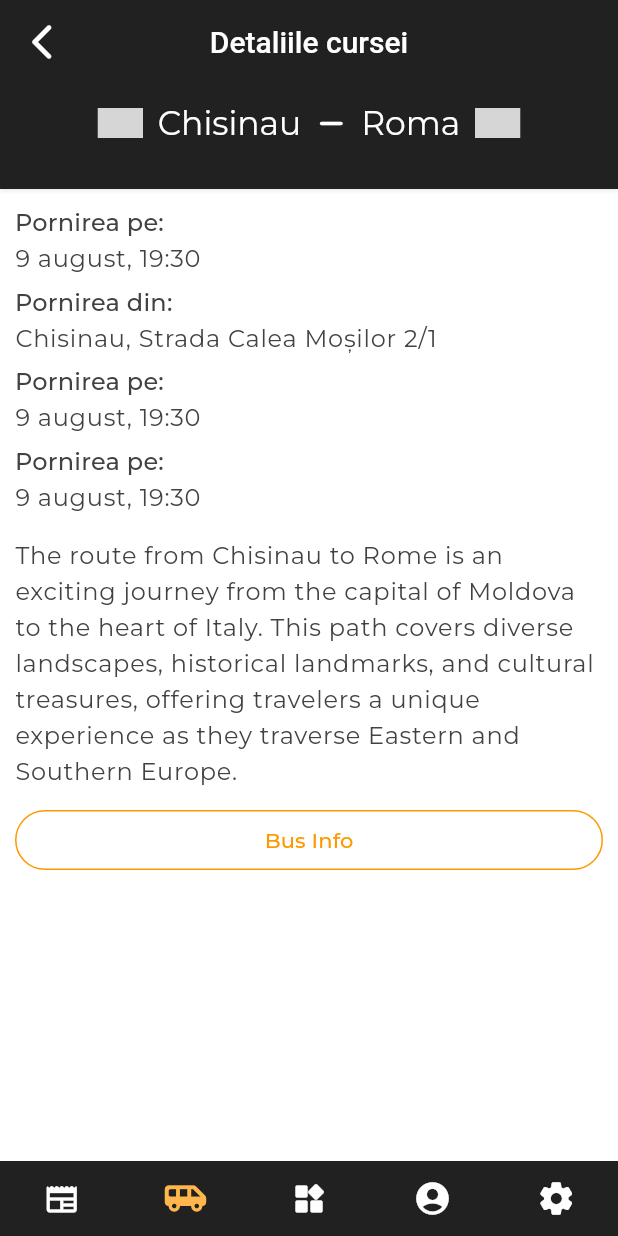
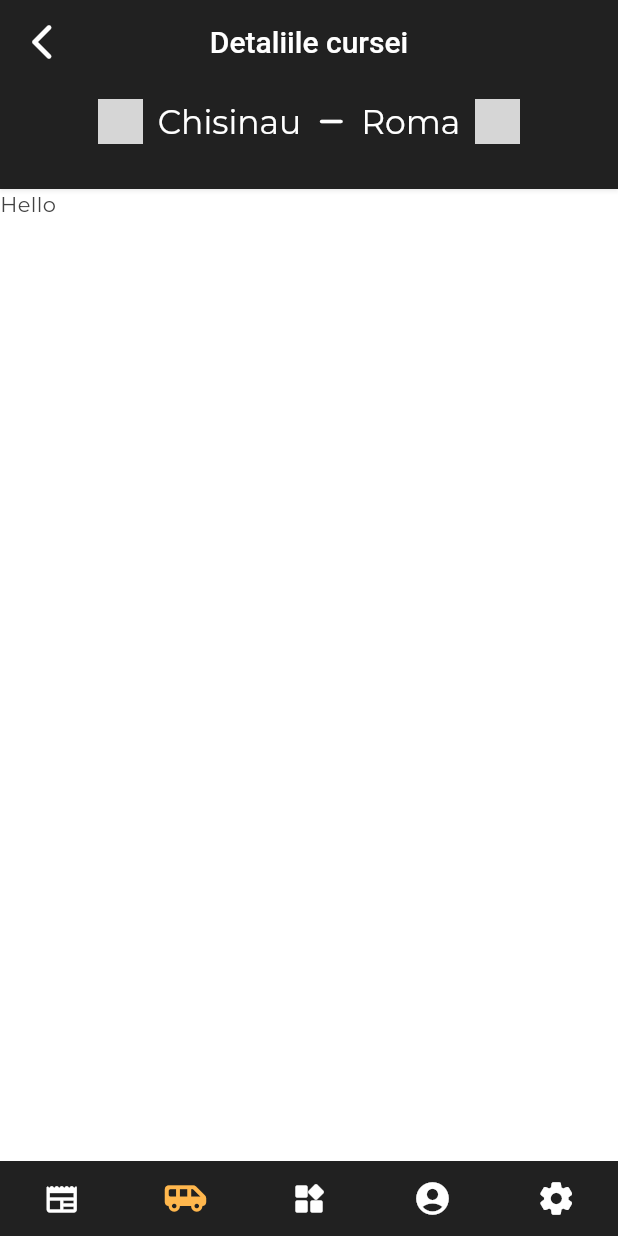
Before and after one commit to moldbee/mobile-app, a Flutter app: the RoutesScreen screen opened by its route, after a tap on "Chisinaul", on a phone screen of 412 x 824 dp. Run offline on Flutter 3.47's test engine with Material 3 defaults, Android fonts, the phone set to English and light mode, and no system bars; our stand-ins replace accordion, cached_network_image, flutter_dotenv, flutter_hooks, flutter_linkify, font_awesome_flutter and 7 more; missing offline and left inert: flag, timeago_flutter, very_good_infinite_list; accounts and stored records are empty; generated files the repository leaves out were written again; network calls fail; grey boxes are pictures that could not be loaded.

Commit message:
fix performance issue in search ticket screen

```diff
--- a/app/lib/features/transport/screens/search_tickets.dart
+++ b/app/lib/features/transport/screens/search_tickets.dart
@@ -16,7 +16,6 @@ class RoutesScreen extends StatelessWidget {
         title: Text(loc!.routes),
       ),
       body: ListView.separated(
-          shrinkWrap: true,
           padding: const EdgeInsets.all(10),
           itemCount: items.length,
           itemBuilder: (context, index) => const RouteTicketCard(),
--- a/app/lib/features/transport/widgets/ticket_card.dart
+++ b/app/lib/features/transport/widgets/ticket_card.dart
@@ -1,4 +1,3 @@
-import 'package:country_flags/country_flags.dart';
 import 'package:flutter/material.dart';
 import 'package:go_router/go_router.dart';
 import 'package:smart_city/features/transport/widgets/ticket_details.dart';
@@ -27,16 +26,18 @@ class RouteTicketCard extends StatelessWidget {
                     alignment: WrapAlignment.center,
                     crossAxisAlignment: WrapCrossAlignment.center,
                     children: [
-                      CountryFlag.fromCountryCode(
-                        'MD',
+                      Image.network(
+                        'https://flagsapi.com/MD/flat/64.png',
                         width: 20,
-                        height: 12,
                       ),
                       Text(
                         'Chisinaul',
                         style: Theme.of(context).textTheme.titleMedium,
                       ),
                     ],
+                  ),
+                  const SizedBox(
+                    height: 8,
                   ),
                   Text(
                     '6 august 19:30',
@@ -46,7 +47,7 @@ class RouteTicketCard extends StatelessWidget {
                         .copyWith(color: Colors.grey),
                   ),
                   const SizedBox(
-                    height: 6,
+                    height: 10,
                   ),
                   Wrap(
                     spacing: 5,
@@ -92,12 +93,14 @@ class RouteTicketCard extends StatelessWidget {
                         'Rome',
                         style: Theme.of(context).textTheme.titleMedium,
                       ),
-                      CountryFlag.fromCountryCode(
-                        'IT',
+                      Image.network(
+                        'https://flagsapi.com/IT/flat/64.png',
                         width: 20,
-                        height: 12,
                       ),
                     ],
+                  ),
+                  const SizedBox(
+                    height: 8,
                   ),
                   Text(
                     '6 august 19:30',
@@ -107,7 +110,7 @@ class RouteTicketCard extends StatelessWidget {
                         .copyWith(color: Colors.grey),
                   ),
                   const SizedBox(
-                    height: 6,
+                    height: 10,
                   ),
                   Container(
                     padding:
--- a/app/lib/features/transport/widgets/ticket_details.dart
+++ b/app/lib/features/transport/widgets/ticket_details.dart
@@ -1,9 +1,5 @@
-import 'package:country_flags/country_flags.dart';
 import 'package:flutter/material.dart';
-import 'package:get/get.dart';
-import 'package:path/path.dart';
 import 'package:smart_city/l10n/main.dart';
-import 'package:smart_city/shared/widgets/text_item.dart';
 
 class TicketDetailsScreen extends StatelessWidget {
   const TicketDetailsScreen({super.key});
@@ -28,9 +24,8 @@ class TicketDetailsScreen extends StatelessWidget {
                     spacing: 10,
                     crossAxisAlignment: WrapCrossAlignment.center,
                     children: [
-                      CountryFlag.fromCountryCode(
-                        'MD',
-                        height: 20,
+                      Image.network(
+                        'https://flagsapi.com/MD/flat/64.png',
                         width: 30,
                       ),
                       Text(
@@ -62,9 +57,8 @@ class TicketDetailsScreen extends StatelessWidget {
                             .titleLarge!
                             .copyWith(color: Colors.white),
                       ),
-                      CountryFlag.fromCountryCode(
-                        'IT',
-                        height: 20,
+                      Image.network(
+                        'https://flagsapi.com/IT/flat/64.png',
                         width: 30,
                       ),
                     ],
@@ -73,99 +67,7 @@ class TicketDetailsScreen extends StatelessWidget {
               ),
             )),
       ),
-      body: SingleChildScrollView(
-        child: Padding(
-          padding: const EdgeInsets.all(10),
-          child: Column(
-            mainAxisAlignment: MainAxisAlignment.start,
-            crossAxisAlignment: CrossAxisAlignment.start,
-            mainAxisSize: MainAxisSize.max,
-            children: [
-              TextItem(
-                  title: 'Pornirea pe:',
-                  child: Text(
-                    '9 august, 19:30',
-                    style: Theme.of(context).textTheme.bodyLarge,
-                  )),
-              TextItem(
-                  title: 'Pornirea din:',
-                  child: Text(
-                    'Chisinau, Strada Calea Moşilor 2/1',
-                    style: Theme.of(context).textTheme.bodyLarge,
-                  )),
-              TextItem(
-                  title: 'Pornirea pe:',
-                  child: Text(
-                    '9 august, 19:30',
-                    style: Theme.of(context).textTheme.bodyLarge,
-                  )),
-              TextItem(
-                  title: 'Pornirea pe:',
-                  child: Text(
-                    '9 august, 19:30',
-                    style: Theme.of(context).textTheme.bodyLarge,
-                  )),
-              const SizedBox(
-                height: 10,
-              ),
-              Text(
-                'The route from Chisinau to Rome is an exciting journey from the capital of Moldova to the heart of Italy. This path covers diverse landscapes, historical landmarks, and cultural treasures, offering travelers a unique experience as they traverse Eastern and Southern Europe.',
-                style: Theme.of(context).textTheme.bodyLarge,
-              ),
-              const SizedBox(
-                height: 10,
-              ),
-              OutlinedButton(
-                  style: OutlinedButton.styleFrom(
-                      minimumSize: const Size.fromHeight(40)),
-                  onPressed: () {
-                    showModalBottomSheet(
-                        context: context,
-                        showDragHandle: true,
-                        useSafeArea: true,
-                        isDismissible: true,
-                        builder: (context) {
-                          return SizedBox(
-                            width: context.mediaQuerySize.width,
-                            height: context.mediaQuerySize.height,
-                            child: Column(
-                              mainAxisSize: MainAxisSize.min,
-                              crossAxisAlignment: CrossAxisAlignment.start,
-                              children: [
-                                const Padding(
-                                    padding:
-                                        EdgeInsets.symmetric(horizontal: 10),
-                                    child: Column(
-                                      crossAxisAlignment:
-                                          CrossAxisAlignment.start,
-                                      mainAxisAlignment:
-                                          MainAxisAlignment.start,
-                                      children: [
-                                        TextItem(
-                                            title: 'Номер автобуса:',
-                                            child: Text('BLD 250')),
-                                        TextItem(
-                                            title: 'Удобства:',
-                                            child: Text(
-                                                'WC, WI-FI, Air Conditioning, Meal'))
-                                      ],
-                                    )),
-                                const SizedBox(
-                                  height: 10,
-                                ),
-                                Image.network(
-                                  'https://infogari.md/images/cars/original_size/140.jpg',
-                                )
-                              ],
-                            ),
-                          );
-                        });
-                  },
-                  child: const Text('Bus Info')),
-            ],
-          ),
-        ),
-      ),
+      body: const Text('Hello'),
     );
   }
 }
--- a/app/lib/shared/config/theme.dart
+++ b/app/lib/shared/config/theme.dart
@@ -15,7 +15,7 @@ ThemeData getThemeData(BuildContext context) {
     ),
     primaryColor: Colors.orange.shade400,
     primaryTextTheme: newTextTheme,
-    visualDensity: VisualDensity.adaptivePlatformDensity,
+    visualDensity: VisualDensity.standard,
     textTheme: newTextTheme,
     segmentedButtonTheme: SegmentedButtonThemeData(
         selectedIcon: const Icon(
@@ -117,7 +117,7 @@ ThemeData getThemeData(BuildContext context) {
             borderSide: BorderSide(color: Colors.grey.shade200),
             borderRadius: BorderRadius.circular(8))),
     useMaterial3: true,
-    iconTheme: IconThemeData(color: Colors.orange.shade500, fill: 1),
+    iconTheme: IconThemeData(color: Colors.grey.shade400, fill: 1),
     navigationBarTheme: NavigationBarThemeData(
         surfaceTintColor: Colors.transparent,
         indicatorColor: Colors.orange.shade300,
--- a/app/lib/shared/widgets/text_item.dart
+++ /dev/null
@@ -1,25 +0,0 @@
-import 'package:flutter/material.dart';
-
-class TextItem extends StatelessWidget {
-  const TextItem({super.key, required this.child, required this.title});
-  final Widget child;
-  final String title;
-
-  @override
-  Widget build(BuildContext context) {
-    return Padding(
-      padding: const EdgeInsets.only(bottom: 5),
-      child: Wrap(
-        direction: Axis.vertical,
-        crossAxisAlignment: WrapCrossAlignment.start,
-        children: [
-          Text(
-            title,
-            style: Theme.of(context).textTheme.titleMedium,
-          ),
-          child
-        ],
-      ),
-    );
-  }
-}
--- a/app/pubspec.yaml
+++ b/app/pubspec.yaml
@@ -74,7 +74,6 @@ dependencies:
   teledart: ^0.6.1
   google_fonts: ^6.2.1
   flutter_osm_plugin: ^1.0.5
-  country_flags: ^3.0.0
   http: ^1.2.1
 dev_dependencies:
   flutter_test:
```
Also changed, not shown: app/lib/features/transport/widgets/search_city_input.dart (+3 -4 lines), app/pubspec.lock, 2 other files.
